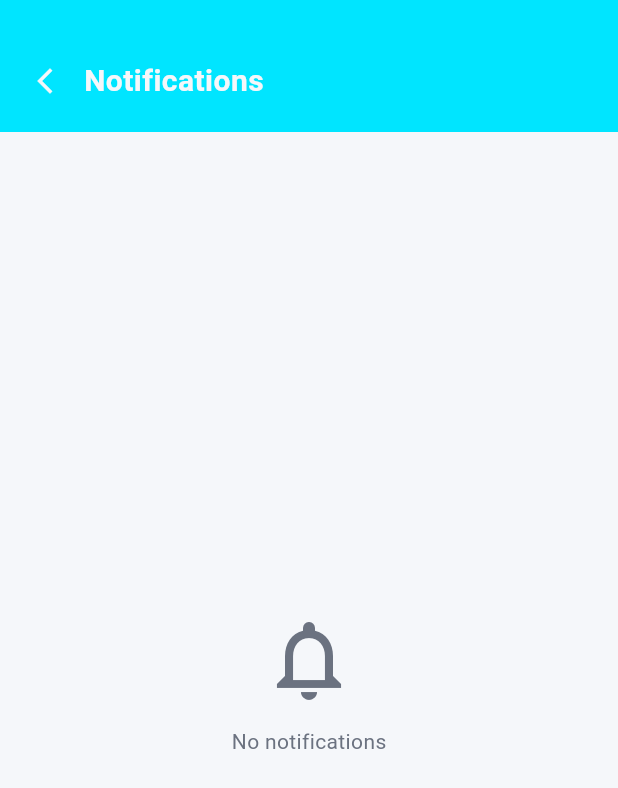
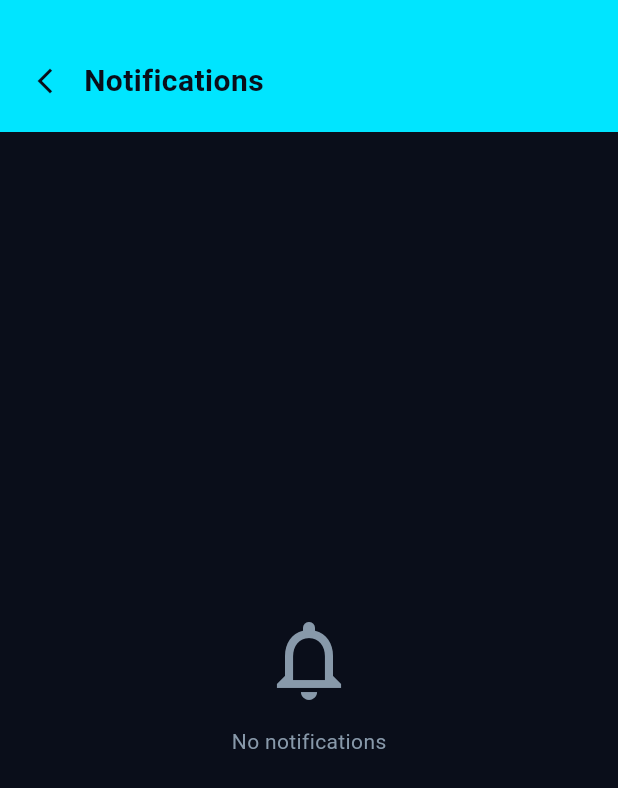
Before and after one commit to gamearn/gamearn, a Flutter app: the screen it shows once a user with an empty profile is signed in, after a tap on the "notifications" icon, on a phone screen of 412 x 824 dp. Shown: the top 788 px of the screen. Run offline on Flutter 3.47's test engine with Material 3 defaults, Android fonts, the light colour scheme and no system bars; our stand-ins replace cloud_firestore, firebase_auth, firebase_core, flutter_svg, google_sign_in, pinput and 1 more; missing offline and left inert: flutter_facebook_auth; accounts and stored records are empty; network calls fail.

Commit message:
Update theme.dart

```diff
--- a/lib/theme.dart
+++ b/lib/theme.dart
@@ -69,10 +69,19 @@ ThemeData get kLightTheme => ThemeData(
     secondary: kOrange,
     surface: kLightCard,
     onSurface: kLightText,
+    onPrimary: Colors.white,      // text ON cyan buttons
+    onSecondary: Colors.white,    // text ON orange buttons
   ),
   textTheme: const TextTheme(
-    bodyLarge: TextStyle(color: kLightText),
+    bodyLarge:  TextStyle(color: kLightText),
     bodyMedium: TextStyle(color: kLightSub),
+    titleLarge: TextStyle(color: kLightText, fontWeight: FontWeight.w700),
+  ),
+  iconTheme: const IconThemeData(color: kLightText),
+  appBarTheme: const AppBarTheme(
+    backgroundColor: kLightBg,
+    foregroundColor: kLightText,
+    elevation: 0,
   ),
   useMaterial3: true,
   fontFamily: 'Roboto',
@@ -98,7 +107,10 @@ class ThemeNotifier extends ChangeNotifier {
   ThemeNotifier._();
   static final ThemeNotifier instance = ThemeNotifier._();
 
-  bool? _forceDark;
+  // Default to dark — the entire app is designed dark-first.
+  // User can switch to light in Settings, but starting from system causes
+  // white-text-on-white-background bugs on light-mode devices.
+  bool? _forceDark = true;
 
   bool? get forceDark => _forceDark;
 
```
